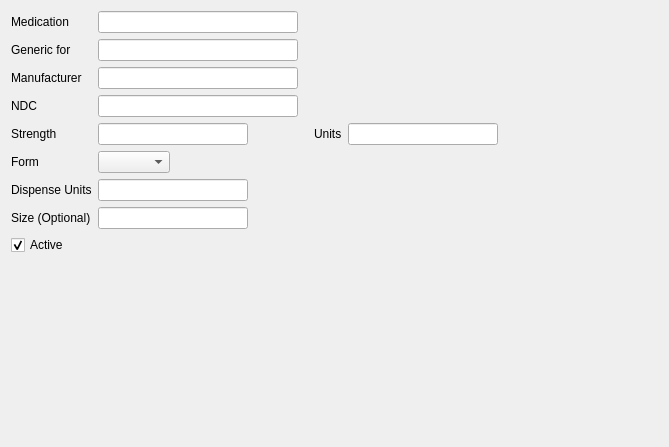
Above: mtrack/nmw_page00.ui from kyledevans/Medicine-Track before the change. Below: the same form after it.
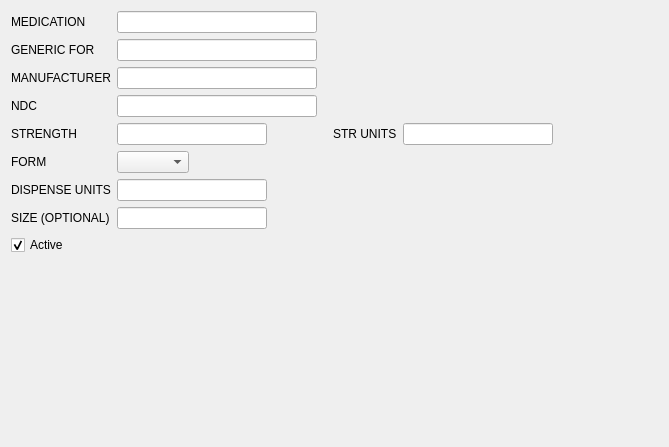
That is the form after the change.

Patch:
```diff
--- a/mtrack/nmw_page00.ui
+++ b/mtrack/nmw_page00.ui
@@ -20,7 +20,7 @@
    <item row="0" column="0">
     <widget class="QLabel" name="medicationLabel">
      <property name="text">
-      <string>Medication</string>
+      <string>MEDICATION</string>
      </property>
     </widget>
    </item>
@@ -60,7 +60,7 @@
    <item row="1" column="0">
     <widget class="QLabel" name="genericLabel">
      <property name="text">
-      <string>Generic for</string>
+      <string>GENERIC FOR</string>
      </property>
     </widget>
    </item>
@@ -100,7 +100,7 @@
    <item row="2" column="0">
     <widget class="QLabel" name="manufacturerLabel">
      <property name="text">
-      <string>Manufacturer</string>
+      <string>MANUFACTURER</string>
      </property>
     </widget>
    </item>
@@ -180,7 +180,7 @@
    <item row="5" column="0">
     <widget class="QLabel" name="strengthLabel">
      <property name="text">
-      <string>Strength</string>
+      <string>STRENGTH</string>
      </property>
     </widget>
    </item>
@@ -221,7 +221,7 @@
      <item>
       <widget class="QLabel" name="strUnitsLabel">
        <property name="text">
-        <string>Units</string>
+        <string>STR UNITS</string>
        </property>
       </widget>
      </item>
@@ -259,7 +259,7 @@
    <item row="6" column="0">
     <widget class="QLabel" name="formLabel">
      <property name="text">
-      <string>Form</string>
+      <string>FORM</string>
      </property>
     </widget>
    </item>
@@ -286,7 +286,7 @@
    <item row="7" column="0">
     <widget class="QLabel" name="dispenseLabel">
      <property name="text">
-      <string>Dispense Units</string>
+      <string>DISPENSE UNITS</string>
      </property>
     </widget>
    </item>
@@ -336,7 +336,7 @@
    <item row="8" column="0">
     <widget class="QLabel" name="unitSizeLabel">
      <property name="text">
-      <string>Size (Optional)</string>
+      <string>SIZE (OPTIONAL)</string>
      </property>
     </widget>
    </item>
```
